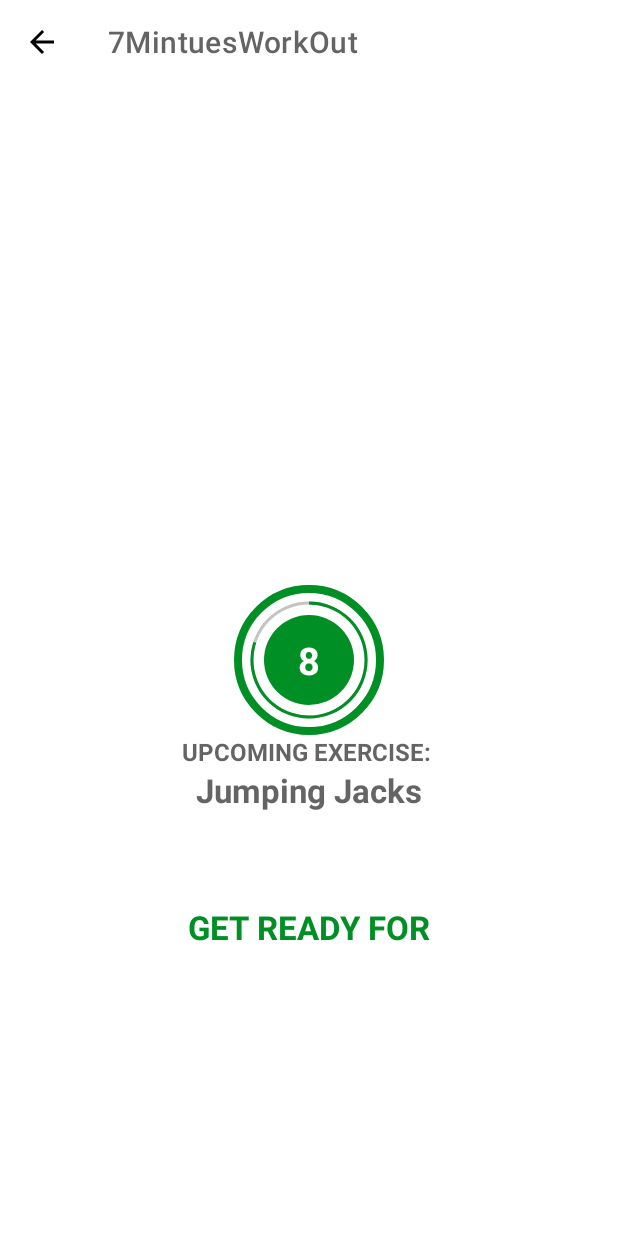
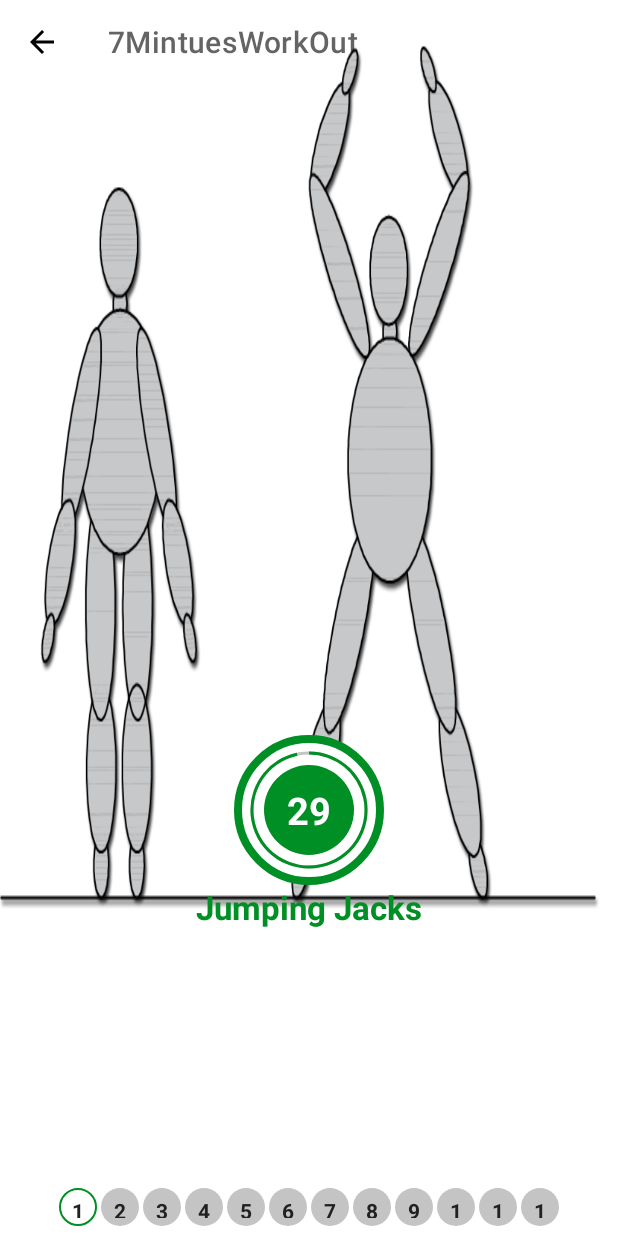
Before and after one commit to anshu960/7MintuesWorkOut, an Android app: the ExerciseActivity screen opened directly, with no data from a screen before it, on a phone screen of 412 x 824 dp. Run offline under Robolectric (Android 15) with nearby library versions, the phone set to English and light mode, and no system bars.

Commit message:
Work Out

```diff
--- a/app/src/main/java/com/example/a7mintuesworkout/ExerciseActivity.kt
+++ b/app/src/main/java/com/example/a7mintuesworkout/ExerciseActivity.kt
@@ -1,5 +1,9 @@
 package com.example.a7mintuesworkout
 
+import android.app.Dialog
+import android.content.Intent
+import android.media.MediaPlayer
+import android.net.Uri
 import androidx.appcompat.app.AppCompatActivity
 import android.os.Bundle
 import android.os.CountDownTimer
@@ -7,7 +11,9 @@ import android.speech.tts.TextToSpeech
 import android.util.Log
 import android.view.View
 import android.widget.Toast
+import androidx.recyclerview.widget.LinearLayoutManager
 import com.example.a7mintuesworkout.databinding.ActivityExerciseBinding
+import com.example.a7mintuesworkout.databinding.DialogCustomBackConfirmationBinding
 import java.util.*
 import kotlin.collections.ArrayList
 
@@ -15,13 +21,16 @@ class ExerciseActivity : AppCompatActivity(), TextToSpeech.OnInitListener {
     private var binding: ActivityExerciseBinding? = null
     private var restTimer: CountDownTimer? = null
     private var restProgress = 0
+    private var restTimerDuration: Long = 1
 
     private var exerciseTimer: CountDownTimer? = null
     private var exerciseProgress = 0
-
+    private var exerciseTimerDuration: Long = 1
     private var exerciseList : ArrayList<ExerciseModel>?= null
     private var currentExercisePosition = -1
     private var tts: TextToSpeech? = null
+    private var player: MediaPlayer? = null
+    private var exerciseAdapter : ExerciseStatusAdapter? = null
 
 
     override fun onCreate(savedInstanceState: Bundle?) {
@@ -34,17 +43,54 @@ class ExerciseActivity : AppCompatActivity(), TextToSpeech.OnInitListener {
         if (supportActionBar != null){
             supportActionBar?.setDisplayHomeAsUpEnabled(true)
         }
-
+        binding?.toolbarExercise?.setNavigationOnClickListener {
+            customDialogForBackButton()
+        }
         exerciseList = Constants.defaultExerciseList()
         tts= TextToSpeech(this,this)
-        binding?.toolbarExercise?.setNavigationOnClickListener {
-            onBackPressed()
-        }
+
+
       //  binding?.flProgressbar?.visibility = View.VISIBLE
         setupRestView()
+        setUpExerciseStatusRecyclerView()
+    }
+
+    override fun onBackPressed() {
+        customDialogForBackButton()
+      //  super.onBackPressed()
+    }
+    private fun customDialogForBackButton(){
+        val customDialog = Dialog(this)
+        val dialogBinding = DialogCustomBackConfirmationBinding.inflate(layoutInflater)
+        customDialog.setContentView(dialogBinding.root)
+        customDialog.setCanceledOnTouchOutside(false)
+        dialogBinding.btnYes.setOnClickListener {
+             this@ExerciseActivity.finish()
+            customDialog.dismiss()
+        }
+        dialogBinding.btnNo.setOnClickListener {
+             customDialog.dismiss()
+        }
+        customDialog.show()
+    }
+    private fun setUpExerciseStatusRecyclerView(){
+        binding?.rvExerciseStatus?.layoutManager =
+            LinearLayoutManager(this, LinearLayoutManager.HORIZONTAL, false)
+        exerciseAdapter = ExerciseStatusAdapter(exerciseList!!)
+        binding?.rvExerciseStatus?.adapter = exerciseAdapter
     }
 
     private fun setupRestView(){
+        try {
+            val soundURI = Uri.parse("android.resource://com.example.a7mintuesworkout/" + R.raw.kesariya)
+            player = MediaPlayer.create(applicationContext, soundURI)
+            player?.isLooping = false
+            player?.start()
+        }catch (e: Exception){
+            e.printStackTrace()
+        }
+
+
         binding?.flRestView?.visibility = View.VISIBLE
         binding?.tvTitle?.visibility = View.VISIBLE
         binding?.tvExerciseName?.visibility = View.INVISIBLE
@@ -82,7 +128,7 @@ class ExerciseActivity : AppCompatActivity(), TextToSpeech.OnInitListener {
 
     private fun setRestProgressBar(){
         binding?.progressBar?.progress = restProgress
-        restTimer = object : CountDownTimer(10000,1000){
+        restTimer = object : CountDownTimer(restTimerDuration*1000,1000){
             override fun onTick(p0: Long) {
                 restProgress++
                 binding?.progressBar?.progress = 10 - restProgress
@@ -91,6 +137,8 @@ class ExerciseActivity : AppCompatActivity(), TextToSpeech.OnInitListener {
 
             override fun onFinish() {
                 currentExercisePosition++
+                exerciseList!![currentExercisePosition].setIsSelected(true)
+                exerciseAdapter!!.notifyDataSetChanged()
                 setExerciseView()
             }
 
@@ -99,7 +147,7 @@ class ExerciseActivity : AppCompatActivity(), TextToSpeech.OnInitListener {
 
     private fun setExerciseProgressBar(){
         binding?.progressBarExercise?.progress = exerciseProgress
-        exerciseTimer = object : CountDownTimer(30000,1000){
+        exerciseTimer = object : CountDownTimer(exerciseTimerDuration*1000,1000){
             override fun onTick(p0: Long) {
                 exerciseProgress++
                 binding?.progressBarExercise?.progress = 30 - exerciseProgress
@@ -107,12 +155,19 @@ class ExerciseActivity : AppCompatActivity(), TextToSpeech.OnInitListener {
             }
 
             override fun onFinish() {
+
+
+
                 if (currentExercisePosition <exerciseList?.size!! - 1){
+                    exerciseList!![currentExercisePosition].setIsSelected(false)
+                    exerciseList!![currentExercisePosition].setIscompleted(true)
+                    exerciseAdapter!!.notifyDataSetChanged()
                     setupRestView()
                 }else{
-                    Toast.makeText(this@ExerciseActivity,
-                    "Congratulation You have completed the 7 mintues workout.",Toast.LENGTH_LONG).
-                    show()
+                    finish()
+                    val intent = Intent(this@ExerciseActivity,FinishActivity::class.java)
+                    startActivity(intent)
+
                 }
             }
 
@@ -133,6 +188,9 @@ class ExerciseActivity : AppCompatActivity(), TextToSpeech.OnInitListener {
             tts!!.stop()
             tts!!.shutdown()
         }
+        if (player != null){
+            player!!.stop()
+        }
         binding = null
     }
 
--- /dev/null
+++ b/app/src/main/java/com/example/a7mintuesworkout/ExerciseStatusAdapter.kt
@@ -0,0 +1,52 @@
+package com.example.a7mintuesworkout
+
+import android.graphics.Color
+import android.view.LayoutInflater
+import android.view.ViewGroup
+import androidx.core.content.ContextCompat
+import androidx.recyclerview.widget.RecyclerView
+import com.example.a7mintuesworkout.databinding.ItemExerciseStatusBinding
+
+class ExerciseStatusAdapter(val items: ArrayList<ExerciseModel>):
+    RecyclerView.Adapter<ExerciseStatusAdapter.ViewHolder>(){
+
+        class ViewHolder(binding: ItemExerciseStatusBinding): RecyclerView.ViewHolder(binding.root){
+            val tvItem = binding.tvItem
+        }
+
+    override fun onCreateViewHolder(parent: ViewGroup, viewType: Int): ViewHolder {
+        return ViewHolder(ItemExerciseStatusBinding.inflate
+            (LayoutInflater.from(parent.context), parent,false))
+
+    }
+
+    override fun onBindViewHolder(holder: ViewHolder, position: Int) {
+        val model: ExerciseModel = items[position]
+        holder.tvItem.text = model.getId().toString()
+        when{
+            model.getIsSelected() ->{
+               holder.tvItem.background =
+               ContextCompat.getDrawable(holder.tvItem.context,
+               R.drawable.item_circular_thin_color_accent_border)
+               holder.tvItem.setTextColor(Color.parseColor("#212121"))
+            }
+            model.getIsCompleted() ->{
+                holder.tvItem.background =
+                    ContextCompat.getDrawable(holder.tvItem.context,
+                        R.drawable.item_circular_color_accent_background)
+                holder.tvItem.setTextColor(Color.parseColor("#FFFFFF"))
+            }else ->{
+            holder.tvItem.background =
+                ContextCompat.getDrawable(holder.tvItem.context,
+                    R.drawable.item_circular_color_gray_background)
+            holder.tvItem.setTextColor(Color.parseColor("#212121"))
+        }
+        }
+    }
+
+    override fun getItemCount(): Int {
+        return items.size
+    }
+
+
+}
--- a/app/src/main/java/com/example/a7mintuesworkout/MainActivity.kt
+++ b/app/src/main/java/com/example/a7mintuesworkout/MainActivity.kt
@@ -23,6 +23,10 @@ class MainActivity : AppCompatActivity() {
                val intent = Intent(this,ExerciseActivity::class.java)
                startActivity(intent)
         }
+        binding?.flBMI?.setOnClickListener {
+            val intent = Intent(this,BMIActivity::class.java)
+            startActivity(intent)
+        }
     }
 
     override fun onDestroy() {
--- /dev/null
+++ b/app/src/main/res/drawable/ic_action_done.xml
@@ -0,0 +1,5 @@
+<vector android:height="24dp" android:tint="#00FFFF"
+    android:viewportHeight="24" android:viewportWidth="24"
+    android:width="24dp" xmlns:android="http://schemas.android.com/apk/res/android">
+    <path android:fillColor="@android:color/white" android:pathData="M9,16.2L4.8,12l-1.4,1.4L9,19 21,7l-1.4,-1.4L9,16.2z"/>
+</vector>
--- /dev/null
+++ b/app/src/main/res/drawable/item_circular_color_gray_background.xml
@@ -0,0 +1,7 @@
+<?xml version="1.0" encoding="utf-8"?>
+<shape xmlns:android="http://schemas.android.com/apk/res/android"
+    android:shape="oval">
+     <solid android:color="#c4c4c4">
+
+     </solid>
+</shape>
--- /dev/null
+++ b/app/src/main/res/drawable/item_circular_thin_color_accent_border.xml
@@ -0,0 +1,12 @@
+<?xml version="1.0" encoding="utf-8"?>
+<shape xmlns:android="http://schemas.android.com/apk/res/android"
+    android:shape="oval">
+    <stroke
+        android:width="1dp"
+        android:color="@color/colorAccent">
+
+    </stroke>
+    <solid android:color="@color/white">
+    </solid>
+
+</shape>
--- a/app/src/main/res/layout/activity_exercise.xml
+++ b/app/src/main/res/layout/activity_exercise.xml
@@ -47,11 +47,12 @@
             android:layout_height="100dp"
             android:layout_gravity="center"
             android:background="@drawable/circular_progress_gray"
-            android:progressDrawable="@drawable/circular_progress_bar"
             android:indeterminate="false"
             android:max="10"
             android:progress="100"
+            android:progressDrawable="@drawable/circular_progress_bar"
             android:rotation="-90" />
+
         <LinearLayout
             android:layout_width="60dp"
             android:layout_height="60dp"
@@ -66,10 +67,10 @@
                 android:textColor="#FFFFFF"
                 android:textSize="25sp"
                 android:textStyle="bold"
-                tools:text="10"
-                />
+                tools:text="10" />
         </LinearLayout>
     </FrameLayout>
+
     <TextView
         android:id="@+id/tvUpcomingLabel"
         android:layout_width="wrap_content"
@@ -78,11 +79,11 @@
         android:textColor="@color/colorPrimary"
         android:textSize="16sp"
         android:textStyle="bold"
+        app:layout_constraintBottom_toTopOf="@id/tvUpcomingExercise"
         app:layout_constraintEnd_toEndOf="parent"
         app:layout_constraintStart_toStartOf="parent"
-        tools:visibility="visible"
         app:layout_constraintTop_toBottomOf="@id/flRestView"
-        app:layout_constraintBottom_toTopOf="@id/tvUpcomingExercise"/>
+        tools:visibility="visible" />
     <TextView
         android:id="@+id/tvUpcomingExercise"
         android:layout_width="wrap_content"
@@ -101,12 +102,11 @@
         android:layout_height="0dp"
         android:scaleType="fitXY"
         android:src="@drawable/ic_jumping_jacks"
-        android:visibility="invisible"
-        app:layout_constraintBottom_toTopOf="@id/tvExerciseName"
+        android:visibility="gone"
         app:layout_constraintEnd_toEndOf="parent"
         app:layout_constraintHorizontal_bias="1.0"
         app:layout_constraintStart_toStartOf="parent"
-        app:layout_constraintTop_toBottomOf="@id/toolbarExercise" />
+        app:layout_constraintTop_toTopOf="parent" />
 
     <TextView
         android:id="@+id/tvExerciseName"
@@ -119,20 +119,19 @@
         android:visibility="gone"
         app:layout_constraintEnd_toEndOf="parent"
         app:layout_constraintStart_toStartOf="parent"
-        tools:visibility="visible"
-        app:layout_constraintTop_toBottomOf="@id/ivImage"/>
+        app:layout_constraintTop_toBottomOf="@+id/flExerciseView"
+        tools:visibility="visible" />
 
     <FrameLayout
         android:id="@+id/flExerciseView"
         android:layout_width="100dp"
         android:layout_height="100dp"
         android:background="@drawable/item_circular_color_accent_border"
-        app:layout_constraintBottom_toBottomOf="parent"
-        tools:visibility="visible"
         android:visibility="gone"
         app:layout_constraintEnd_toEndOf="parent"
         app:layout_constraintStart_toStartOf="parent"
-        app:layout_constraintTop_toBottomOf="@id/tvExerciseName">
+        app:layout_constraintTop_toBottomOf="@+id/flRestView"
+        tools:visibility="visible">
 
 
         <ProgressBar
@@ -142,11 +141,12 @@
             android:layout_height="100dp"
             android:layout_gravity="center"
             android:background="@drawable/circular_progress_gray"
-            android:progressDrawable="@drawable/circular_progress_bar"
             android:indeterminate="false"
             android:max="30"
             android:progress="300"
+            android:progressDrawable="@drawable/circular_progress_bar"
             android:rotation="-90" />
+
         <LinearLayout
             android:layout_width="60dp"
             android:layout_height="60dp"
@@ -161,10 +161,17 @@
                 android:textColor="#FFFFFF"
                 android:textSize="25sp"
                 android:textStyle="bold"
-                tools:text="30"
-                />
+                tools:text="30" />
         </LinearLayout>
     </FrameLayout>
 
+    <androidx.recyclerview.widget.RecyclerView
+        android:id="@+id/rvExerciseStatus"
+        android:layout_width="wrap_content"
+        android:layout_height="wrap_content"
+        android:layout_margin="5dp"
+        app:layout_constraintBottom_toBottomOf="parent"
+        app:layout_constraintEnd_toEndOf="parent"
+        app:layout_constraintStart_toStartOf="parent" />
 
 </androidx.constraintlayout.widget.ConstraintLayout>
--- /dev/null
+++ b/app/src/main/res/layout/item_exercise_status.xml
@@ -0,0 +1,14 @@
+<?xml version="1.0" encoding="utf-8"?>
+<TextView xmlns:android="http://schemas.android.com/apk/res/android"
+    xmlns:tools="http://schemas.android.com/tools"
+    android:id="@+id/tvItem"
+    android:layout_width="25dp"
+    android:layout_height="25dp"
+    android:layout_margin="1dp"
+    android:background="@drawable/item_circular_color_gray_background"
+    android:gravity="center"
+    android:padding="5dp"
+    android:textStyle="bold"
+    android:textSize="14sp"
+    android:textColor="#212121"
+    tools:text="1"/>
--- a/app/src/main/res/values/strings.xml
+++ b/app/src/main/res/values/strings.xml
@@ -2,4 +2,7 @@
     <string name="app_name">7MintuesWorkOut</string>
     <string name="start_image">start image</string>
     <string name="get_ready_for">GET READY FOR</string>
+    <string name="height_in_metre">HEIGHT (in cm)</string>
+    <string name="calculate">Calculate</string>
+    <string name="your_bmi">YOUR BMI</string>
 </resources>
```
Also changed, not shown: app/src/main/AndroidManifest.xml (+7 -1 lines), app/src/main/java/com/example/a7mintuesworkout/BMIActivity.kt (added, +60 -0 lines), app/src/main/java/com/example/a7mintuesworkout/FinishActivity.kt (added, +25 -0 lines), app/src/main/res/layout/activity_bmi.xml (added, +114 -0 lines), app/src/main/res/layout/activity_finish.xml (added, +64 -0 lines), app/src/main/res/layout/activity_main.xml (+36 -1 lines), app/src/main/res/layout/dialog_custom_back_confirmation.xml (added, +55 -0 lines), 1 other file.
